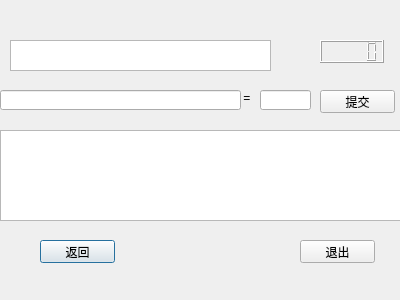
The window that UI/simchinese.ui (whumashuai/QTcalgen) describes before a commit, drawn with Qt 5.
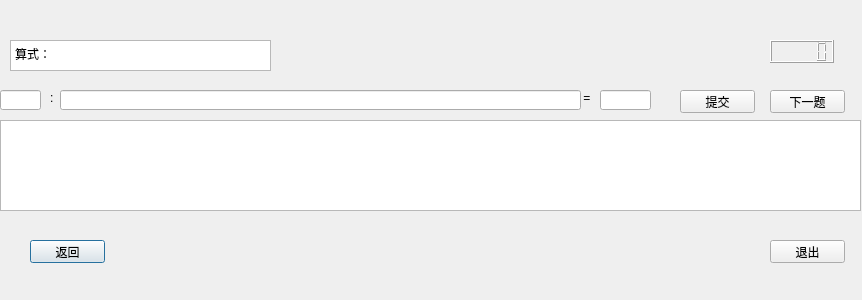
The same window after the commit.

```diff
--- a/UI/simchinese.ui
+++ b/UI/simchinese.ui
@@ -1,12 +1,12 @@
 <?xml version="1.0" encoding="UTF-8"?>
 <ui version="4.0">
- <class>SimChinese</class>
- <widget class="QDialog" name="SimChinese">
+ <class>simchinese</class>
+ <widget class="QDialog" name="simchinese">
   <property name="geometry">
    <rect>
     <x>0</x>
     <y>0</y>
-    <width>400</width>
+    <width>862</width>
     <height>300</height>
    </rect>
   </property>
@@ -16,7 +16,7 @@
   <widget class="QPushButton" name="pushButton">
    <property name="geometry">
     <rect>
-     <x>40</x>
+     <x>30</x>
      <y>240</y>
      <width>75</width>
      <height>23</height>
@@ -26,85 +26,98 @@
     <string>返回</string>
    </property>
   </widget>
-  <widget class="QPushButton" name="pushButton_3">
+  <widget class="QLabel" name="label_2">
    <property name="geometry">
     <rect>
-     <x>320</x>
+     <x>50</x>
      <y>90</y>
-     <width>75</width>
-     <height>23</height>
+     <width>21</width>
+     <height>16</height>
     </rect>
    </property>
    <property name="text">
-    <string>提交</string>
+    <string>:</string>
    </property>
   </widget>
-  <widget class="QPushButton" name="pushButton_2">
+  <widget class="QLabel" name="label">
    <property name="geometry">
     <rect>
-     <x>300</x>
-     <y>240</y>
-     <width>75</width>
-     <height>23</height>
+     <x>580</x>
+     <y>90</y>
+     <width>21</width>
+     <height>16</height>
     </rect>
    </property>
    <property name="text">
-    <string>退出</string>
-   </property>
-  </widget>
-  <widget class="QLCDNumber" name="lcdNumber">
-   <property name="geometry">
-    <rect>
-     <x>320</x>
-     <y>40</y>
-     <width>64</width>
-     <height>23</height>
-    </rect>
+    <string> =</string>
    </property>
   </widget>
   <widget class="QLineEdit" name="lineEdit_2">
    <property name="geometry">
     <rect>
-     <x>260</x>
+     <x>600</x>
      <y>90</y>
      <width>51</width>
      <height>20</height>
     </rect>
    </property>
   </widget>
+  <widget class="QLCDNumber" name="lcdNumber">
+   <property name="geometry">
+    <rect>
+     <x>770</x>
+     <y>40</y>
+     <width>64</width>
+     <height>23</height>
+    </rect>
+   </property>
+  </widget>
+  <widget class="QPushButton" name="pushButton_4">
+   <property name="geometry">
+    <rect>
+     <x>770</x>
+     <y>90</y>
+     <width>75</width>
+     <height>23</height>
+    </rect>
+   </property>
+   <property name="text">
+    <string>下一题</string>
+   </property>
+  </widget>
   <widget class="QTextEdit" name="textEdit">
    <property name="geometry">
     <rect>
      <x>0</x>
-     <y>130</y>
-     <width>401</width>
+     <y>120</y>
+     <width>861</width>
      <height>91</height>
     </rect>
    </property>
   </widget>
-  <widget class="QLabel" name="label">
-   <property name="geometry">
-    <rect>
-     <x>240</x>
-     <y>90</y>
-     <width>21</width>
-     <height>16</height>
-    </rect>
-   </property>
-   <property name="text">
-    <string> =</string>
-   </property>
-  </widget>
   <widget class="QLineEdit" name="lineEdit">
    <property name="geometry">
     <rect>
-     <x>0</x>
+     <x>60</x>
      <y>90</y>
-     <width>241</width>
+     <width>521</width>
      <height>20</height>
     </rect>
    </property>
   </widget>
+  <widget class="QPushButton" name="pushButton_3">
+   <property name="geometry">
+    <rect>
+     <x>680</x>
+     <y>90</y>
+     <width>75</width>
+     <height>23</height>
+    </rect>
+   </property>
+   <property name="text">
+    <string>提交</string>
+   </property>
+  </widget>
   <widget class="QTextEdit" name="textEdit_2">
    <property name="geometry">
     <rect>
@@ -112,6 +125,36 @@
      <y>40</y>
      <width>261</width>
      <height>31</height>
+    </rect>
+   </property>
+   <property name="html">
+    <string>&lt;!DOCTYPE HTML PUBLIC &quot;-//W3C//DTD HTML 4.0//EN&quot; &quot;http://www.w3.org/TR/REC-html40/strict.dtd&quot;&gt;
+&lt;html&gt;&lt;head&gt;&lt;meta name=&quot;qrichtext&quot; content=&quot;1&quot; /&gt;&lt;style type=&quot;text/css&quot;&gt;
+p, li { white-space: pre-wrap; }
+&lt;/style&gt;&lt;/head&gt;&lt;body style=&quot; font-family:'SimSun'; font-size:9pt; font-weight:400; font-style:normal;&quot;&gt;
+&lt;p style=&quot; margin-top:0px; margin-bottom:0px; margin-left:0px; margin-right:0px; -qt-block-indent:0; text-indent:0px;&quot;&gt;算式：&lt;/p&gt;&lt;/body&gt;&lt;/html&gt;</string>
+   </property>
+  </widget>
+  <widget class="QPushButton" name="pushButton_2">
+   <property name="geometry">
+    <rect>
+     <x>770</x>
+     <y>240</y>
+     <width>75</width>
+     <height>23</height>
+    </rect>
+   </property>
+   <property name="text">
+    <string>退出</string>
+   </property>
+  </widget>
+  <widget class="QLineEdit" name="lineEdit_3">
+   <property name="geometry">
+    <rect>
+     <x>0</x>
+     <y>90</y>
+     <width>41</width>
+     <height>20</height>
     </rect>
    </property>
   </widget>
```
